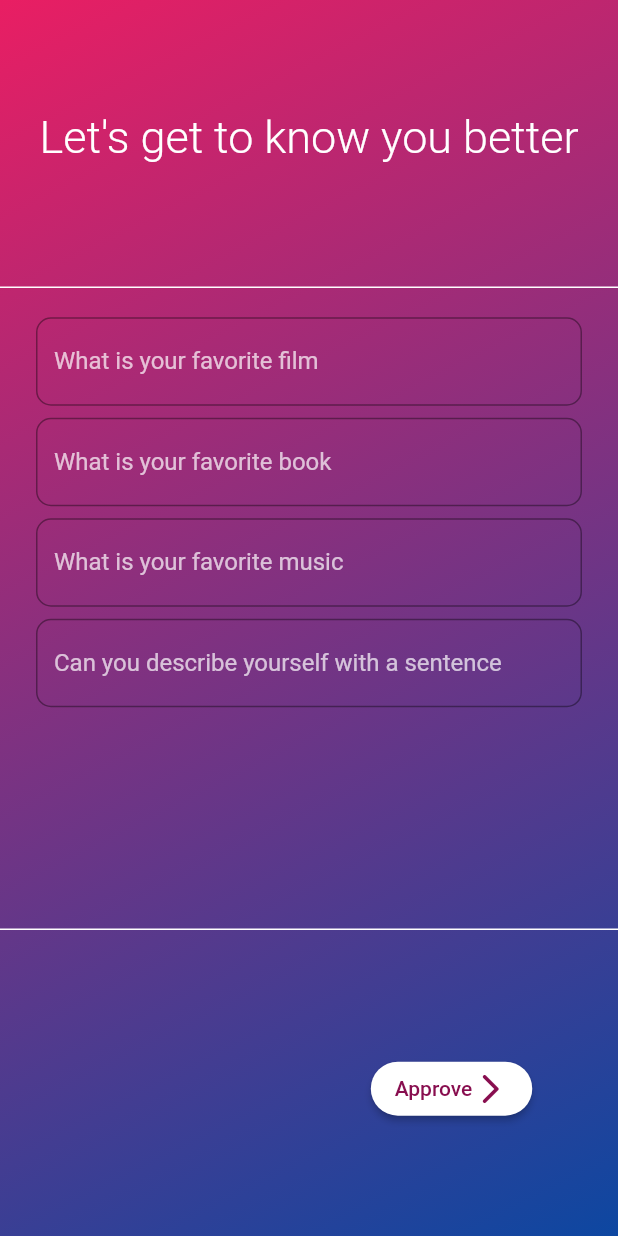
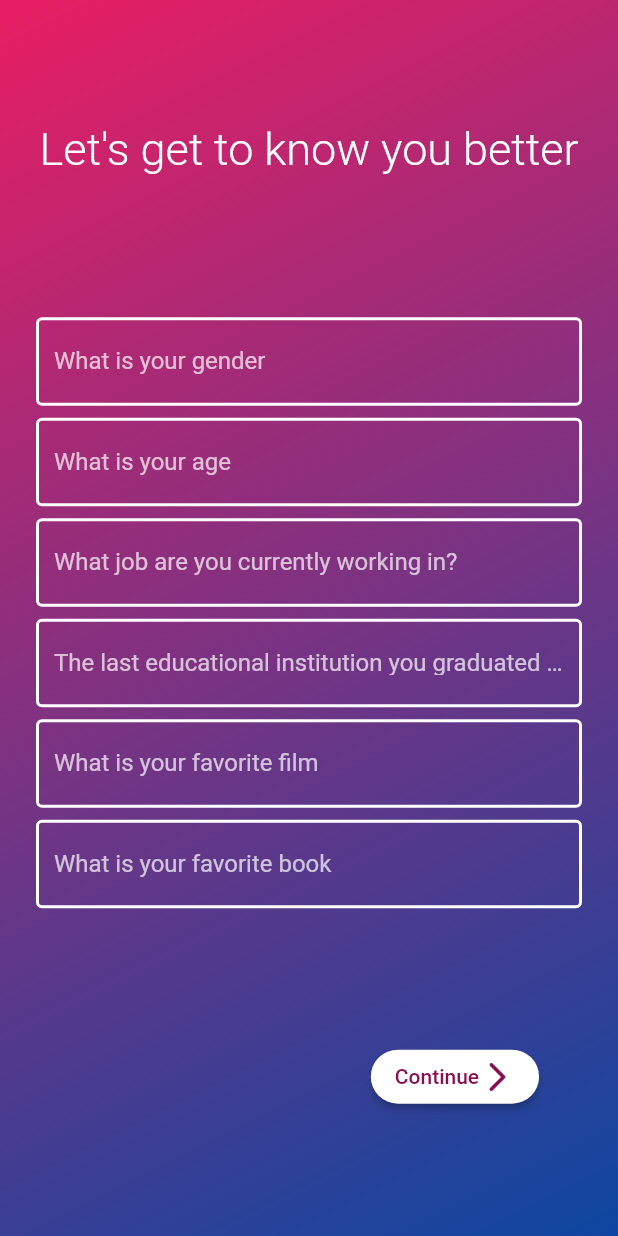
Before and after one commit to Kerimserdar/U-nion, a Flutter app: the Interest screen opened directly, on a phone screen of 412 x 824 dp. Run offline on Flutter 3.47's test engine with Material 2 defaults, Android fonts, the light colour scheme and no system bars; missing offline and left inert: mysql1.

Commit message:
interest added

```diff
--- a/lib/connect.dart
+++ b/lib/connect.dart
@@ -3,10 +3,10 @@ import 'package:mysql1/mysql1.dart';
 class Mysql {
   Future<MySqlConnection> getConnection() async {
     var settings = new ConnectionSettings(
-        host: '',
+        host: '192.168.0.24',
         port: 3306,
         user: 'root',
-        password: '',
+        password: '2014101kerim',
         db: 'data');
     return await MySqlConnection.connect(settings);
   }
--- a/lib/form.dart
+++ /dev/null
@@ -1,175 +0,0 @@
-import 'package:flutter/material.dart';
-
-class Interest extends StatefulWidget {
-  @override
-  _InterestState createState() => _InterestState();
-}
-
-class _InterestState extends State<Interest> {
-  TextEditingController film = new TextEditingController();
-  TextEditingController book = new TextEditingController();
-  TextEditingController music = new TextEditingController();
-  TextEditingController word = new TextEditingController();
-
-  @override
-  void initState() {
-    super.initState();
-  }
-
-  @override
-  Widget build(BuildContext context) {
-    return Scaffold(
-      resizeToAvoidBottomInset: false,
-      body: Container(
-        decoration: BoxDecoration(
-          gradient: LinearGradient(
-              begin: Alignment.topLeft,
-              end: Alignment.bottomRight,
-              colors: [Colors.pink[500], Colors.blue[900]]),
-          shape: BoxShape.rectangle,
-        ),
-        child: Column(
-          mainAxisAlignment: MainAxisAlignment.spaceEvenly,
-          children: [
-            Text(
-              "Let's get to know you better",
-              style: TextStyle(
-                color: Colors.white,
-                fontSize: 30,
-                fontWeight: FontWeight.w300,
-              ),
-            ),
-            Column(
-              children: [
-                Divider(
-                  thickness: 1,
-                  color: Colors.white,
-                ),
-                Container(
-                  height: MediaQuery.of(context).size.height * 0.5,
-                  child: ListView(
-                    padding: const EdgeInsets.all(8),
-                    children: <Widget>[
-                      ListTile(
-                        title: TextField(
-                          controller: film,
-                          style: TextStyle(
-                            color: Colors.white,
-                          ),
-                          decoration: InputDecoration(
-                            border: new OutlineInputBorder(
-                              borderSide: new BorderSide(color: Colors.white),
-                              borderRadius: const BorderRadius.all(
-                                const Radius.circular(10.0),
-                              ),
-                            ),
-                            fillColor: Colors.lightBlueAccent,
-                            labelText: 'What is your favorite film',
-                            labelStyle: TextStyle(
-                              color: Colors.white70,
-                            ),
-                          ),
-                        ),
-                      ),
-                      ListTile(
-                        title: TextField(
-                          controller: book,
-                          style: TextStyle(
-                            color: Colors.white,
-                          ),
-                          decoration: InputDecoration(
-                            border: new OutlineInputBorder(
-                              borderSide: new BorderSide(color: Colors.white),
-                              borderRadius: const BorderRadius.all(
-                                const Radius.circular(10.0),
-                              ),
-                            ),
-                            fillColor: Colors.lightBlueAccent,
-                            labelText: 'What is your favorite book',
-                            labelStyle: TextStyle(
-                              color: Colors.white70,
-                            ),
-                          ),
-                        ),
-                      ),
-                      ListTile(
-                        title: TextField(
-                          controller: music,
-                          style: TextStyle(
-                            color: Colors.white,
-                          ),
-                          decoration: InputDecoration(
-                            border: new OutlineInputBorder(
-                              borderSide: new BorderSide(color: Colors.white),
-                              borderRadius: const BorderRadius.all(
-                                const Radius.circular(10.0),
-                              ),
-                            ),
-                            fillColor: Colors.lightBlueAccent,
-                            labelText: 'What is your favorite music',
-                            labelStyle: TextStyle(
-                              color: Colors.white70,
-                            ),
-                          ),
-                        ),
-                      ),
-                      ListTile(
-                        title: TextField(
-                          controller: word,
-                          style: TextStyle(
-                            color: Colors.white,
-                          ),
-                          decoration: InputDecoration(
-                            border: new OutlineInputBorder(
-                              borderSide: new BorderSide(color: Colors.white),
-                              borderRadius: const BorderRadius.all(
-                                const Radius.circular(10.0),
-                              ),
-                            ),
-                            fillColor: Colors.white,
-                            labelText: 'Can you describe yourself with a sentence',
-                            labelStyle: TextStyle(
-                              color: Colors.white70,
-                            ),
-                          ),
-                        ),
-                      ),
-                    ],
-                  ),
-                ),
-                Divider(
-                  thickness: 1,
-                  color: Colors.white,
-                ),
-              ],
-            ),
-            Row(
-              children: [
-                SizedBox(width: MediaQuery.of(context).size.width * 0.6),
-                ElevatedButton(
-                  onPressed: () {
-                    Navigator.pushReplacement(context,
-                        MaterialPageRoute(builder: (context) => Interest()));
-                  },
-                  child: Row(
-                    children: [
-                      Text("Approve"),
-                      Icon(Icons.arrow_forward_ios_rounded),
-                    ],
-                  ),
-                  style: ElevatedButton.styleFrom(
-                    shape: new RoundedRectangleBorder(
-                      borderRadius: new BorderRadius.circular(30.0),
-                    ),
-                    primary: Colors.white, // background
-                    onPrimary: Colors.pink[900], // foreground
-                  ),
-                ),
-              ],
-            ),
-          ],
-        ),
-      ),
-    );
-  }
-}
--- /dev/null
+++ b/lib/interest.dart
@@ -0,0 +1,392 @@
+import 'package:flutter/material.dart';
+import 'package:union/user.dart';
+import 'connect.dart';
+import 'login.dart';
+
+class Interest extends StatefulWidget {
+  @override
+  _InterestState createState() => _InterestState();
+}
+
+class _InterestState extends State<Interest> {
+  TextEditingController gender = new TextEditingController();
+  TextEditingController age = new TextEditingController();
+  TextEditingController job = new TextEditingController();
+  TextEditingController education = new TextEditingController();
+  TextEditingController film = new TextEditingController();
+  TextEditingController book = new TextEditingController();
+  TextEditingController music = new TextEditingController();
+  TextEditingController word = new TextEditingController();
+  TextEditingController country = new TextEditingController();
+  TextEditingController city = new TextEditingController();
+
+  var lastInterest = 0;
+  var lastLocation = 0;
+
+  Future addValues() async {
+    var db = new Mysql();
+    await db.getConnection().then((conn) => {
+          conn
+              .query(
+                  'select * from interest where interest_id = (SELECT MAX(interest_id) FROM interest)')
+              .then((results) => {
+                    for (var row in results)
+                      {
+                        setState(() {
+                          lastInterest = row[0];
+                        }),
+                      },
+                    conn
+                        .query(
+                            'insert into interest (interest_id, film_name, book_name, music_name, word) values (${lastInterest + 1}, "${film.text}", "${book.text}", "${music.text}", "${word.text}")')
+                        .then((r) => {}),
+                  }),
+        });
+    await db.getConnection().then((conn) => {
+          conn
+              .query(
+                  'select * from location where location_id = (SELECT MAX(location_id) FROM location)')
+              .then((results) => {
+                    for (var row in results)
+                      {
+                        setState(() {
+                          lastLocation = row[0];
+                        }),
+                      },
+                    conn
+                        .query(
+                            'insert into location (location_id, country, city) values (${lastLocation + 1}, "${country.text}", "${city.text}")')
+                        .then((r) => {}),
+                  }),
+        });
+    await db.getConnection().then((conn) => {
+          conn
+              .query(
+                  'insert into person (user_id, location_id, interest_id, gender, age, job, education) values (${Login.id}, ${lastLocation + 1}, ${lastInterest + 1}, "${gender.text}", ${age.text}, "${job.text}", "${education.text}")')
+              .then((r) => {}),
+        });
+  }
+
+  @override
+  void initState() {
+    super.initState();
+  }
+
+  @override
+  Widget build(BuildContext context) {
+    return Scaffold(
+      resizeToAvoidBottomInset: false,
+      body: Container(
+        decoration: BoxDecoration(
+          gradient: LinearGradient(
+              begin: Alignment.topLeft,
+              end: Alignment.bottomRight,
+              colors: [Colors.pink[500], Colors.blue[900]]),
+          shape: BoxShape.rectangle,
+        ),
+        child: Column(
+          mainAxisAlignment: MainAxisAlignment.spaceEvenly,
+          children: [
+            Text(
+              "Let's get to know you better",
+              style: TextStyle(
+                color: Colors.white,
+                fontSize: 30,
+                fontWeight: FontWeight.w300,
+              ),
+            ),
+            Column(
+              children: [
+                Container(
+                  height: MediaQuery.of(context).size.height * 0.5,
+                  child: ListView(
+                    padding: const EdgeInsets.all(8),
+                    children: <Widget>[
+                      ListTile(
+                        title: TextField(
+                          controller: gender,
+                          style: TextStyle(
+                            color: Colors.white,
+                          ),
+                          decoration: InputDecoration(
+                            enabledBorder: OutlineInputBorder(
+                              borderSide:
+                                  BorderSide(color: Colors.white, width: 2.0),
+                            ),
+                            border: new OutlineInputBorder(
+                              borderSide: new BorderSide(color: Colors.white),
+                              borderRadius: const BorderRadius.all(
+                                const Radius.circular(10.0),
+                              ),
+                            ),
+                            fillColor: Colors.white,
+                            labelText: 'What is your gender',
+                            labelStyle: TextStyle(
+                              color: Colors.white70,
+                            ),
+                          ),
+                        ),
+                      ),
+                      ListTile(
+                        title: TextField(
+                          controller: age,
+                          style: TextStyle(
+                            color: Colors.white,
+                          ),
+                          decoration: InputDecoration(
+                            enabledBorder: OutlineInputBorder(
+                              borderSide:
+                                  BorderSide(color: Colors.white, width: 2.0),
+                            ),
+                            border: new OutlineInputBorder(
+                              borderSide: new BorderSide(color: Colors.white),
+                              borderRadius: const BorderRadius.all(
+                                const Radius.circular(10.0),
+                              ),
+                            ),
+                            fillColor: Colors.lightBlueAccent,
+                            labelText: 'What is your age',
+                            labelStyle: TextStyle(
+                              color: Colors.white70,
+                            ),
+                          ),
+                        ),
+                      ),
+                      ListTile(
+                        title: TextField(
+                          controller: job,
+                          style: TextStyle(
+                            color: Colors.white,
+                          ),
+                          decoration: InputDecoration(
+                            enabledBorder: OutlineInputBorder(
+                              borderSide:
+                                  BorderSide(color: Colors.white, width: 2.0),
+                            ),
+                            border: new OutlineInputBorder(
+                              borderSide: new BorderSide(color: Colors.white),
+                              borderRadius: const BorderRadius.all(
+                                const Radius.circular(10.0),
+                              ),
+                            ),
+                            fillColor: Colors.lightBlueAccent,
+                            labelText: 'What job are you currently working in?',
+                            labelStyle: TextStyle(
+                              color: Colors.white70,
+                            ),
+                          ),
+                        ),
+                      ),
+                      ListTile(
+                        title: TextField(
+                          controller: education,
+                          style: TextStyle(
+                            color: Colors.white,
+                          ),
+                          decoration: InputDecoration(
+                            enabledBorder: OutlineInputBorder(
+                              borderSide:
+                                  BorderSide(color: Colors.white, width: 2.0),
+                            ),
+                            border: new OutlineInputBorder(
+                              borderSide: new BorderSide(color: Colors.white),
+                              borderRadius: const BorderRadius.all(
+                                const Radius.circular(10.0),
+                              ),
+                            ),
+                            fillColor: Colors.lightBlueAccent,
+                            labelText:
+                                'The last educational institution you graduated from',
+                            labelStyle: TextStyle(
+                              color: Colors.white70,
+                            ),
+                          ),
+                        ),
+                      ),
+                      ListTile(
+                        title: TextField(
+                          controller: film,
+                          style: TextStyle(
+                            color: Colors.white,
+                          ),
+                          decoration: InputDecoration(
+                            enabledBorder: OutlineInputBorder(
+                              borderSide:
+                                  BorderSide(color: Colors.white, width: 2.0),
+                            ),
+                            border: new OutlineInputBorder(
+                              borderSide: new BorderSide(color: Colors.white),
+                              borderRadius: const BorderRadius.all(
+                                const Radius.circular(10.0),
+                              ),
+                            ),
+                            fillColor: Colors.lightBlueAccent,
+                            labelText: 'What is your favorite film',
+                            labelStyle: TextStyle(
+                              color: Colors.white70,
+                            ),
+                          ),
+                        ),
+                      ),
+                      ListTile(
+                        title: TextField(
+                          controller: book,
+                          style: TextStyle(
+                            color: Colors.white,
+                          ),
+                          decoration: InputDecoration(
+                            enabledBorder: OutlineInputBorder(
+                              borderSide:
+                                  BorderSide(color: Colors.white, width: 2.0),
+                            ),
+                            border: new OutlineInputBorder(
+                              borderSide: new BorderSide(color: Colors.white),
+                              borderRadius: const BorderRadius.all(
+                                const Radius.circular(10.0),
+                              ),
+                            ),
+                            fillColor: Colors.lightBlueAccent,
+                            labelText: 'What is your favorite book',
+                            labelStyle: TextStyle(
+                              color: Colors.white70,
+                            ),
+                          ),
+                        ),
+                      ),
+                      ListTile(
+                        title: TextField(
+                          controller: music,
+                          style: TextStyle(
+                            color: Colors.white,
+                          ),
+                          decoration: InputDecoration(
+                            enabledBorder: OutlineInputBorder(
+                              borderSide:
+                                  BorderSide(color: Colors.white, width: 2.0),
+                            ),
+                            border: new OutlineInputBorder(
+                              borderSide: new BorderSide(color: Colors.white),
+                              borderRadius: const BorderRadius.all(
+                                const Radius.circular(10.0),
+                              ),
+                            ),
+                            fillColor: Colors.lightBlueAccent,
+                            labelText: 'What is your favorite music',
+                            labelStyle: TextStyle(
+                              color: Colors.white70,
+                            ),
+                          ),
+                        ),
+                      ),
+                      ListTile(
+                        title: TextField(
+                          controller: word,
+                          style: TextStyle(
+                            color: Colors.white,
+                          ),
+                          decoration: InputDecoration(
+                            enabledBorder: OutlineInputBorder(
+                              borderSide:
+                                  BorderSide(color: Colors.white, width: 2.0),
+                            ),
+                            border: new OutlineInputBorder(
+                              borderSide: new BorderSide(color: Colors.white),
+                              borderRadius: const BorderRadius.all(
+                                const Radius.circular(10.0),
+                              ),
+                            ),
+                            fillColor: Colors.white,
+                            labelText:
+                                'Can you describe yourself with a sentence',
+                            labelStyle: TextStyle(
+                              color: Colors.white70,
+                            ),
+                          ),
+                        ),
+                      ),
+                      ListTile(
+                        title: TextField(
+                          controller: country,
+                          style: TextStyle(
+                            color: Colors.white,
+                          ),
+                          decoration: InputDecoration(
+                            enabledBorder: OutlineInputBorder(
+                              borderSide:
+                                  BorderSide(color: Colors.white, width: 2.0),
+                            ),
+                            border: new OutlineInputBorder(
+                              borderSide: new BorderSide(color: Colors.white),
+                              borderRadius: const BorderRadius.all(
+                                const Radius.circular(10.0),
+                              ),
+                            ),
+                            fillColor: Colors.white,
+                            labelText: 'The country you are in',
+                            labelStyle: TextStyle(
+                              color: Colors.white70,
+                            ),
+                          ),
+                        ),
+                      ),
+                      ListTile(
+                        title: TextField(
+                          controller: city,
+                          style: TextStyle(
+                            color: Colors.white,
+                          ),
+                          decoration: InputDecoration(
+                            enabledBorder: OutlineInputBorder(
+                              borderSide:
+                                  BorderSide(color: Colors.white, width: 2.0),
+                            ),
+                            border: new OutlineInputBorder(
+                              borderSide: new BorderSide(color: Colors.white),
+                              borderRadius: const BorderRadius.all(
+                                const Radius.circular(10.0),
+                              ),
+                            ),
+                            fillColor: Colors.white,
+                            labelText: 'The city you are in',
+                            labelStyle: TextStyle(
+                              color: Colors.white70,
+                            ),
+                          ),
+                        ),
+                      ),
+                    ],
+                  ),
+                ),
+              ],
+            ),
+            Row(
+              children: [
+                SizedBox(width: MediaQuery.of(context).size.width * 0.6),
+                ElevatedButton(
+                  onPressed: () async {
+                    await addValues();
+                    Navigator.pushReplacement(context,
+                        MaterialPageRoute(builder: (context) => User()));
+                  },
+                  child: Row(
+                    children: [
+                      Text("Continue"),
+                      Icon(Icons.arrow_forward_ios_rounded),
+                    ],
+                  ),
+                  style: ElevatedButton.styleFrom(
+                    shape: new RoundedRectangleBorder(
+                      borderRadius: new BorderRadius.circular(30.0),
+                    ),
+                    primary: Colors.white, // background
+                    onPrimary: Colors.pink[900], // foreground
+                  ),
+                ),
+              ],
+            ),
+          ],
+        ),
+      ),
+    );
+  }
+}
--- a/lib/user.dart
+++ b/lib/user.dart
@@ -1,5 +1,5 @@
 import 'package:flutter/material.dart';
-import 'package:union/form.dart';
+import 'package:union/createform.dart';
 import 'package:union/profile.dart';
 
 class User extends StatefulWidget {
@@ -27,7 +27,7 @@ class _UserState extends State<User> {
       body: PageView(
         controller: _controller,
         children: <Widget>[
-          Interest(),
+          CreateForm(),
           Profile(),
         ],
         onPageChanged: (i) {
```
Also changed, not shown: lib/admin.dart (+5 -4 lines), lib/approveform.dart (+22 -4 lines), lib/createform.dart (added, +15 -0 lines), lib/login.dart (+23 -21 lines), lib/signup.dart (+22 -1 lines).
